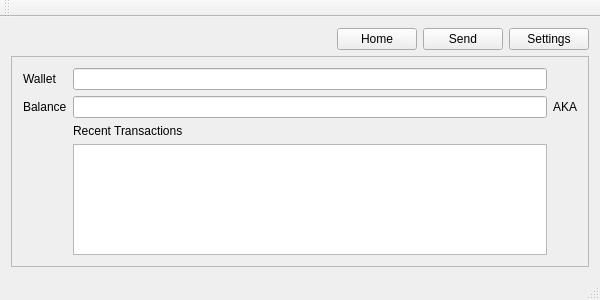
Before: the Qt Designer form mainwindow.ui in gill3m/AkromaDesktopWallet, drawn with Qt 5.
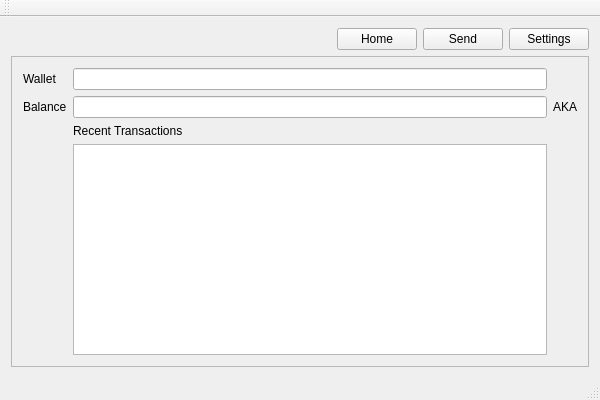
After: the same form once the commit is applied.

Commit message: add button icons on homepage

The edit to the form file:
```diff
--- a/mainwindow.ui
+++ b/mainwindow.ui
@@ -7,7 +7,7 @@
     <x>0</x>
     <y>0</y>
     <width>600</width>
-    <height>300</height>
+    <height>400</height>
    </rect>
   </property>
   <property name="windowTitle">
```
The commit also changes 3 other files.
